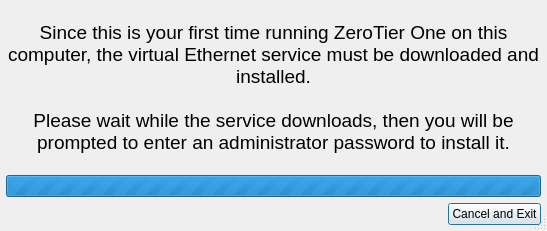
Above: ZeroTierUI/installdialog.ui from zerotier/ZeroTierOne before the change. Below: the same form after it.
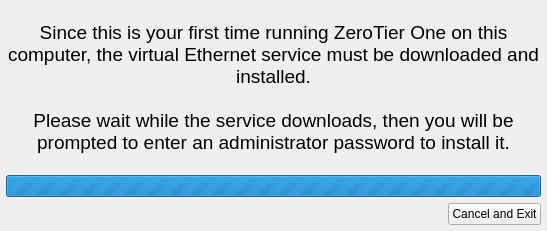
That is the form after the change. Icons and pictures are not drawn.

Commit message: UI cleanup and license dialog.

Patch:
```diff
--- a/ZeroTierUI/installdialog.ui
+++ b/ZeroTierUI/installdialog.ui
@@ -1,10 +1,7 @@
 <?xml version="1.0" encoding="UTF-8"?>
 <ui version="4.0">
  <class>InstallDialog</class>
- <widget class="QDialog" name="InstallDialog">
-  <property name="windowModality">
-   <enum>Qt::ApplicationModal</enum>
-  </property>
+ <widget class="QMainWindow" name="InstallDialog">
   <property name="geometry">
    <rect>
     <x>0</x>
@@ -20,12 +17,7 @@
    <iconset resource="resources.qrc">
     <normaloff>:/img/zt1icon.png</normaloff>:/img/zt1icon.png</iconset>
   </property>
-  <property name="sizeGripEnabled">
-   <bool>true</bool>
-  </property>
-  <property name="modal">
-   <bool>true</bool>
-  </property>
+	<widget class="QWidget" name="centralWidget">
   <layout class="QVBoxLayout" name="verticalLayout">
    <property name="leftMargin">
     <number>6</number>
@@ -123,6 +115,7 @@
     </widget>
    </item>
   </layout>
+	</widget>
  </widget>
  <resources>
   <include location="resources.qrc"/>
```
The commit also changes 11 other files.
